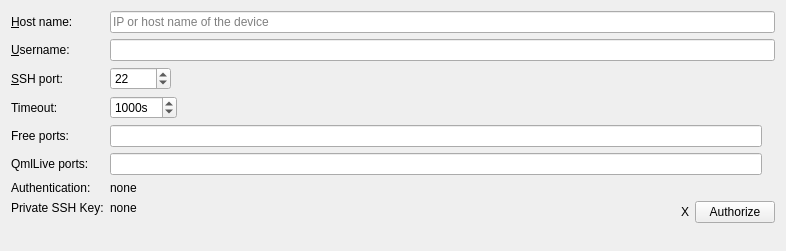
Before: the Qt Designer form src/plugins/mer/merhardwaredevicewidget.ui in sailfishos/sailfish-qtcreator, drawn with Qt 5.
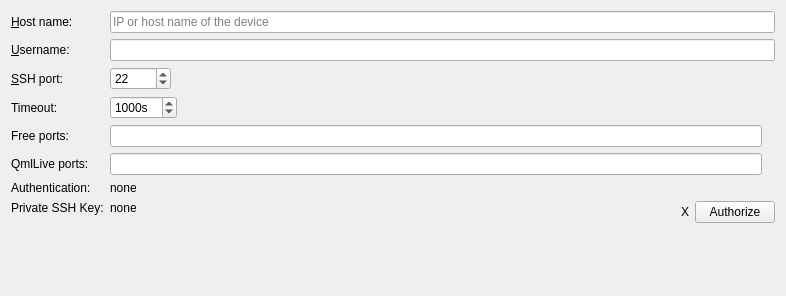
After: the same form once the commit is applied.

What changed in the file:
```diff
--- a/src/plugins/mer/merhardwaredevicewidget.ui
+++ b/src/plugins/mer/merhardwaredevicewidget.ui
@@ -7,7 +7,7 @@
     <x>0</x>
     <y>0</y>
     <width>786</width>
-    <height>251</height>
+    <height>296</height>
    </rect>
   </property>
   <property name="windowTitle">
```
Left out of the diff: 3 changed lines with no effect on the pictures.
